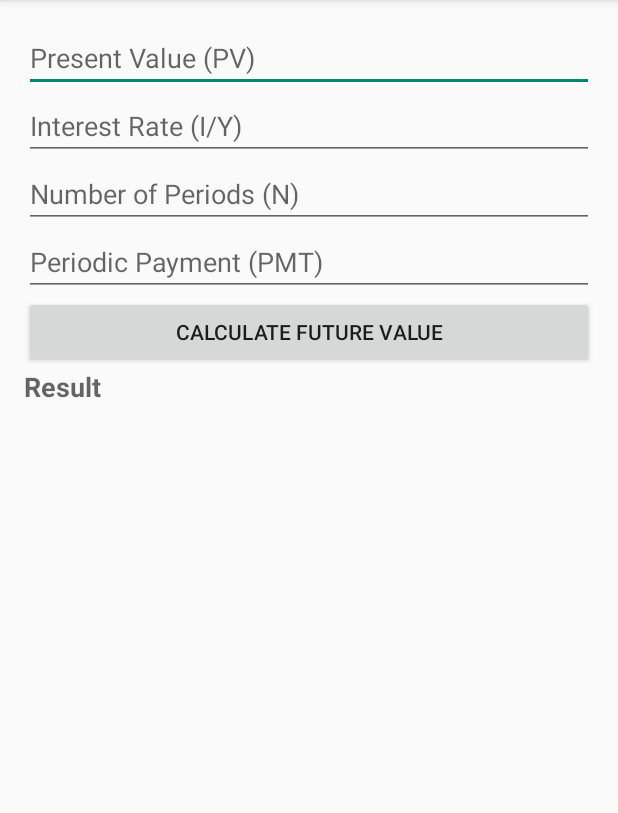
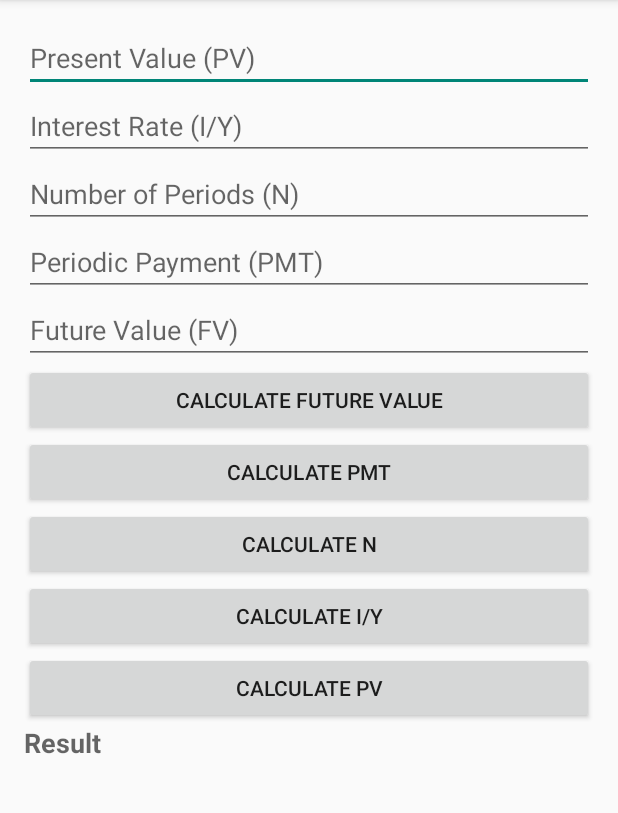
Before and after one commit to luiscunhacsc/finance_calculator_android, an Android app built with Jetpack Compose: the screen it shows after launch (MainActivity), on a phone screen of 412 x 824 dp, the part 84-897 px from its top. Run offline under Robolectric (Android 15) with nearby library versions, the phone set to English and light mode, and no system bars.

Commit message:
Four out of five fs working (no I/Y)

```diff
--- a/app/src/main/res/layout/activity_main.xml
+++ b/app/src/main/res/layout/activity_main.xml
@@ -3,13 +3,15 @@
     android:layout_height="match_parent"
     android:padding="16dp">
 
+    <!-- Present Value (PV) Input -->
     <EditText
         android:id="@+id/editTextPresentValue"
         android:layout_width="match_parent"
         android:layout_height="wrap_content"
         android:hint="Present Value (PV)"
-        android:inputType="numberDecimal" />
+        android:inputType="numberDecimal|numberSigned" />
 
+    <!-- Interest Rate (I/Y) Input -->
     <EditText
         android:id="@+id/editTextInterestRate"
         android:layout_below="@id/editTextPresentValue"
@@ -18,6 +20,7 @@
         android:hint="Interest Rate (I/Y)"
         android:inputType="numberDecimal" />
 
+    <!-- Number of Periods (N) Input -->
     <EditText
         android:id="@+id/editTextPeriods"
         android:layout_below="@id/editTextInterestRate"
@@ -26,24 +29,69 @@
         android:hint="Number of Periods (N)"
         android:inputType="number" />
 
+    <!-- Periodic Payment (PMT) Input -->
     <EditText
         android:id="@+id/editTextPayment"
         android:layout_below="@id/editTextPeriods"
         android:layout_width="match_parent"
         android:layout_height="wrap_content"
         android:hint="Periodic Payment (PMT)"
-        android:inputType="numberDecimal" />
+        android:inputType="numberDecimal|numberSigned" />
 
+    <!-- Future Value (FV) Input -->
+    <EditText
+        android:id="@+id/editTextFutureValue"
+        android:layout_below="@id/editTextPayment"
+        android:layout_width="match_parent"
+        android:layout_height="wrap_content"
+        android:hint="Future Value (FV)"
+        android:inputType="numberDecimal|numberSigned" />
+
+    <!-- Calculate Future Value Button -->
     <Button
         android:id="@+id/buttonCalculateFV"
-        android:layout_below="@id/editTextPayment"
+        android:layout_below="@id/editTextFutureValue"
         android:layout_width="match_parent"
         android:layout_height="wrap_content"
         android:text="Calculate Future Value" />
 
+    <!-- Calculate PMT Button -->
+    <Button
+        android:id="@+id/buttonCalculatePMT"
+        android:layout_below="@id/buttonCalculateFV"
+        android:layout_width="match_parent"
+        android:layout_height="wrap_content"
+        android:text="Calculate PMT" />
+
+    <!-- Calculate Number of Periods (N) Button -->
+    <Button
+        android:id="@+id/buttonCalculateN"
+        android:layout_below="@id/buttonCalculatePMT"
+        android:layout_width="match_parent"
+        android:layout_height="wrap_content"
+        android:text="Calculate N" />
+
+    <!-- Calculate Interest per Year (I/Y) Button -->
+    <!-- Note: This button is for demonstration purposes only, as the method requires a numerical solution. -->
+    <Button
+        android:id="@+id/buttonCalculateIY"
+        android:layout_below="@id/buttonCalculateN"
+        android:layout_width="match_parent"
+        android:layout_height="wrap_content"
+        android:text="Calculate I/Y" />
+
+    <!-- Calculate Present Value (PV) Button -->
+    <Button
+        android:id="@+id/buttonCalculatePV"
+        android:layout_below="@id/buttonCalculateIY"
+        android:layout_width="match_parent"
+        android:layout_height="wrap_content"
+        android:text="Calculate PV" />
+
+    <!-- Result Display -->
     <TextView
         android:id="@+id/textViewResult"
-        android:layout_below="@id/buttonCalculateFV"
+        android:layout_below="@id/buttonCalculatePV"
         android:layout_width="match_parent"
         android:layout_height="wrap_content"
         android:hint="Result"
```
Also changed, not shown: app/src/main/java/com/example/financialcalculator/MainActivity.java (+89 -1 lines).
